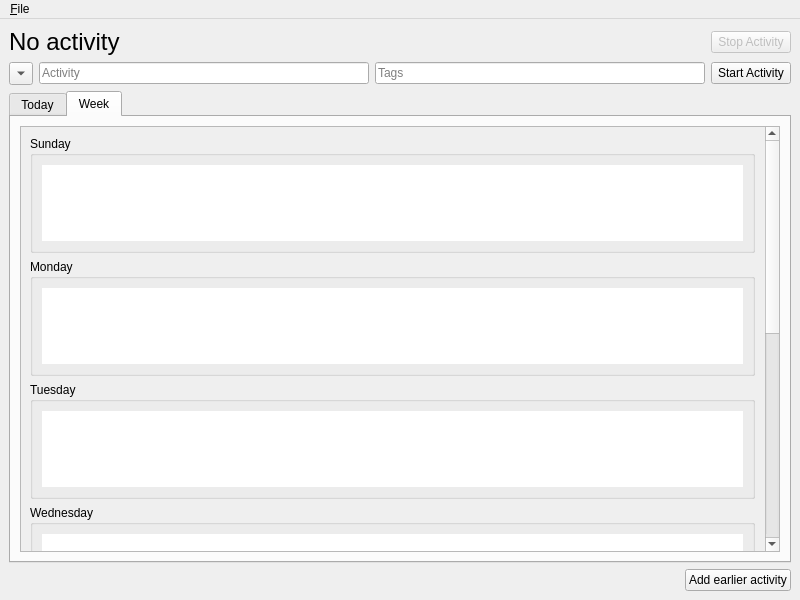
This is src/ui/mainwindow.ui in vubiostat/hourglass-qt as Qt 5 draws it before an edit. The edited form follows.
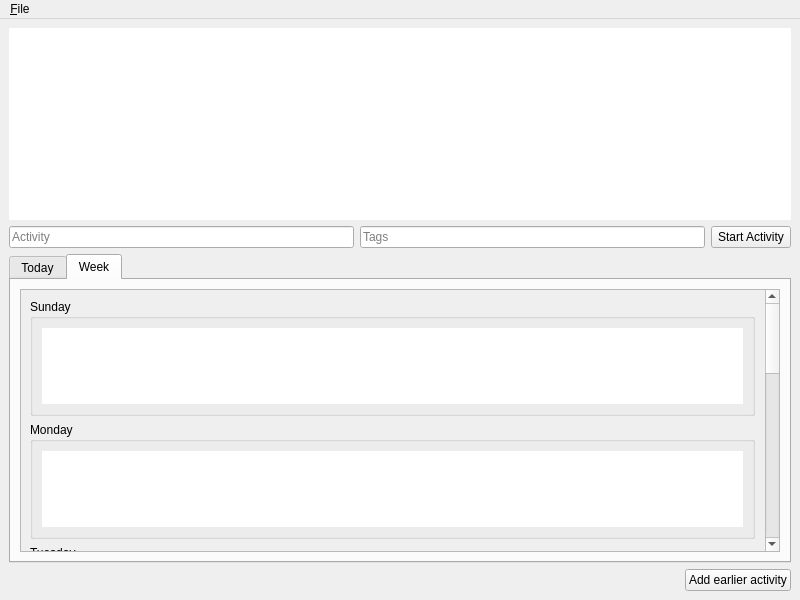
This is the edited form. The open tabs and pages were chosen to show the change. Custom widgets are drawn as their Qt base class.

Patch:
```diff
--- a/src/ui/mainwindow.ui
+++ b/src/ui/mainwindow.ui
@@ -15,58 +15,28 @@
   </property>
   <widget class="QWidget" name="centralwidget">
    <layout class="QVBoxLayout" name="verticalLayout">
+    <item>
+     <widget class="CurrentActivityTableView" name="tblCurrent">
+      <property name="sizePolicy">
+       <sizepolicy hsizetype="Expanding" vsizetype="Fixed">
+        <horstretch>0</horstretch>
+        <verstretch>0</verstretch>
+       </sizepolicy>
+      </property>
+      <property name="frameShape">
+       <enum>QFrame::NoFrame</enum>
+      </property>
+      <property name="frameShadow">
+       <enum>QFrame::Plain</enum>
+      </property>
+      <property name="selectionMode">
+       <enum>QAbstractItemView::NoSelection</enum>
+      </property>
+     </widget>
+    </item>
     <item>
      <layout class="QHBoxLayout" name="horizontalLayout">
       <item>
-       <widget class="QLabel" name="lblCurrentActivity">
-        <property name="font">
-         <font>
-          <pointsize>18</pointsize>
-         </font>
-        </property>
-        <property name="text">
-         <string>No activity</string>
-        </property>
-       </widget>
-      </item>
-      <item>
-       <spacer name="horizontalSpacer">
-        <property name="orientation">
-         <enum>Qt::Horizontal</enum>
-        </property>
-        <property name="sizeHint" stdset="0">
-         <size>
-          <width>40</width>
-          <height>20</height>
-         </size>
-        </property>
-       </spacer>
-      </item>
-      <item>
-       <widget class="QPushButton" name="btnStopActivity">
-        <property name="enabled">
-         <bool>false</bool>
-        </property>
-        <property name="text">
-         <string>Stop Activity</string>
-        </property>
-       </widget>
-      </item>
-     </layout>
-    </item>
-    <item>
-     <layout class="QHBoxLayout" name="horizontalLayout_2">
-      <item>
-       <widget class="QToolButton" name="toolButton">
-        <property name="text">
-         <string>...</string>
-        </property>
-        <property name="arrowType">
-         <enum>Qt::DownArrow</enum>
-        </property>
-       </widget>
-      </item>
-      <item>
        <widget class="ActivityLineEdit" name="leActivity">
         <property name="placeholderText">
          <string>Activity</string>
@@ -85,6 +55,9 @@
         <property name="text">
          <string>Start Activity</string>
         </property>
+        <property name="flat">
+         <bool>false</bool>
+        </property>
        </widget>
       </item>
      </layout>
@@ -115,7 +88,7 @@
            <property name="geometry">
             <rect>
              <x>0</x>
-             <y>-485</y>
+             <y>0</y>
              <width>743</width>
              <height>873</height>
             </rect>
@@ -326,9 +299,9 @@
      </widget>
     </item>
     <item>
-     <layout class="QHBoxLayout" name="horizontalLayout_3">
+     <layout class="QHBoxLayout" name="horizontalLayout_2">
       <item>
-       <spacer name="horizontalSpacer_2">
+       <spacer name="horizontalSpacer">
         <property name="orientation">
          <enum>Qt::Horizontal</enum>
         </property>
@@ -385,6 +358,11 @@
    <extends>QLineEdit</extends>
    <header>activitylineedit.h</header>
   </customwidget>
+  <customwidget>
+   <class>CurrentActivityTableView</class>
+   <extends>QTableView</extends>
+   <header>currentactivitytableview.h</header>
+  </customwidget>
  </customwidgets>
  <tabstops>
   <tabstop>btnStopActivity</tabstop>
```
Left out of the diff: 2 changed lines with no effect on the pictures.
